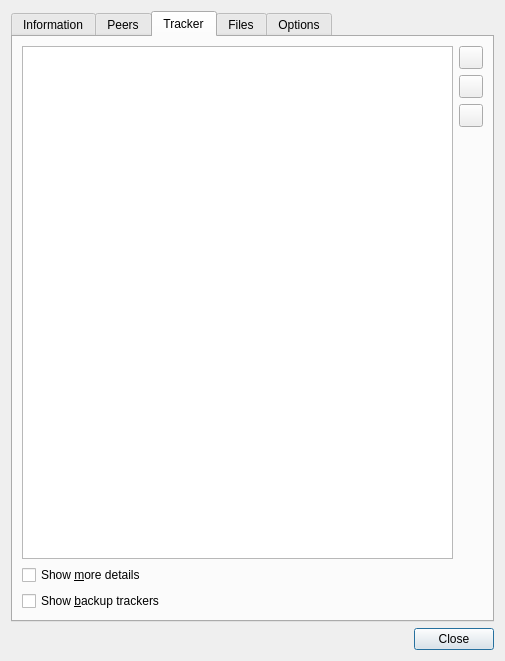
Qt form qt/DetailsDialog.ui (transmission/transmission) before a commit.
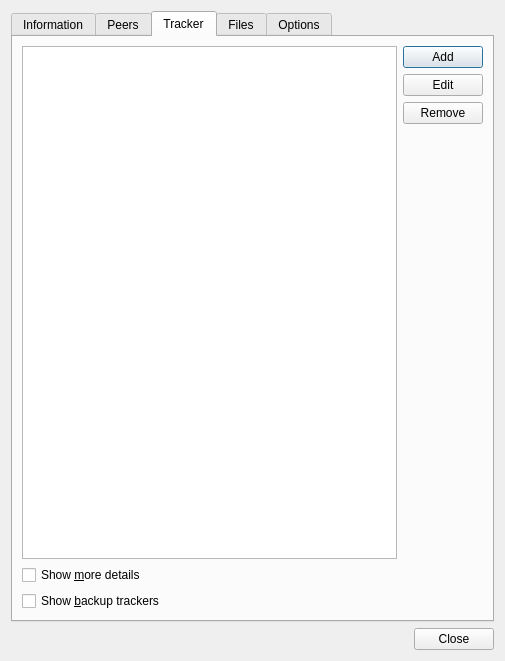
The same form after that commit. The open tabs and pages were chosen to show the change. Custom widgets are drawn as their Qt base class.

Commit message:
refactor: add button text for add/edit/remove tracker buttons
QStyle::StandardPixmap doesn't have good icons for these,
so let's ensure that these buttons have visible text.

What changed in the file:
```diff
--- a/qt/DetailsDialog.ui
+++ b/qt/DetailsDialog.ui
@@ -618,32 +618,23 @@
         </widget>
        </item>
        <item row="0" column="1">
-        <widget class="QToolButton" name="addTrackerButton">
-         <property name="toolTip">
-          <string>Add Tracker</string>
-         </property>
-         <property name="toolButtonStyle">
-          <enum>Qt::ToolButtonIconOnly</enum>
+        <widget class="QPushButton" name="addTrackerButton">
+         <property name="text">
+          <string>Add</string>
          </property>
         </widget>
        </item>
        <item row="1" column="1">
-        <widget class="QToolButton" name="editTrackersButton">
-         <property name="toolTip">
-          <string>Edit Trackers</string>
-         </property>
-         <property name="toolButtonStyle">
-          <enum>Qt::ToolButtonIconOnly</enum>
+        <widget class="QPushButton" name="editTrackersButton">
+         <property name="text">
+          <string>Edit</string>
          </property>
         </widget>
        </item>
        <item row="2" column="1">
-        <widget class="QToolButton" name="removeTrackerButton">
-         <property name="toolTip">
-          <string>Remove Trackers</string>
-         </property>
-         <property name="toolButtonStyle">
-          <enum>Qt::ToolButtonIconOnly</enum>
+        <widget class="QPushButton" name="removeTrackerButton">
+         <property name="text">
+          <string>Remove</string>
          </property>
         </widget>
        </item>
```
